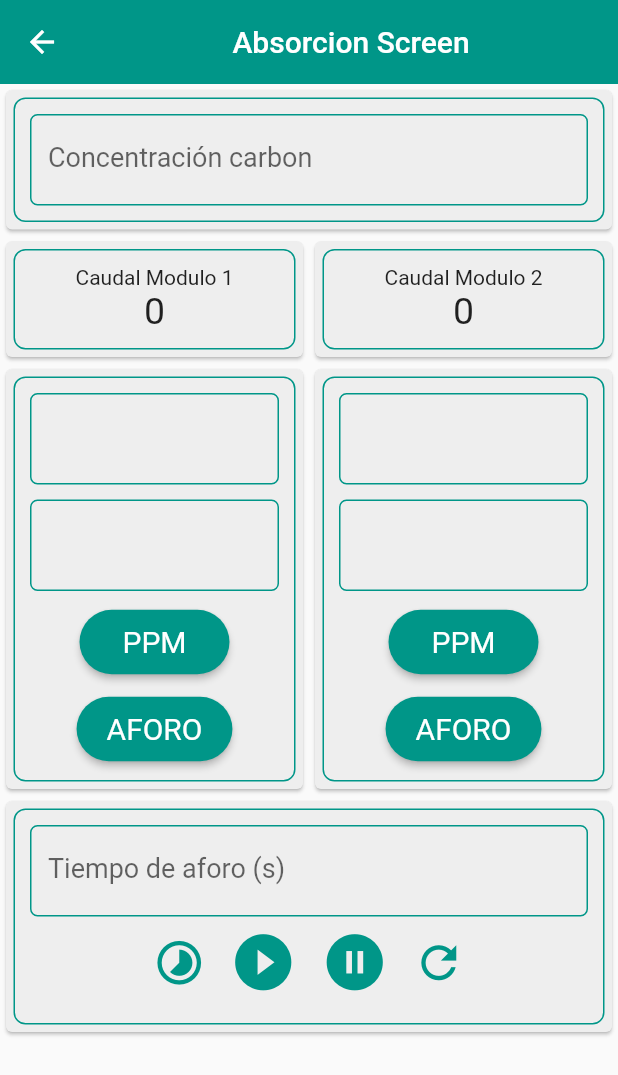
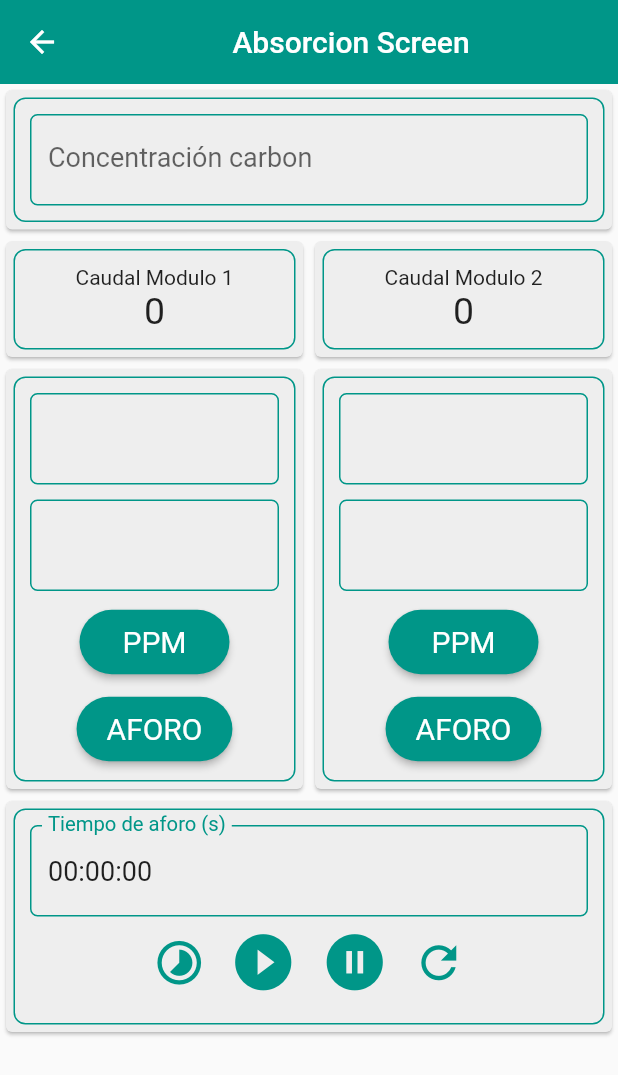
Before and after one commit to hadez2505/dosificacion_getx45, a Flutter app: the AbsorcionScreen screen opened by its route, after a tap on the "refresh" icon, on a phone screen of 412 x 824 dp. Shown: the top 1075 px of the screen. Run offline on Flutter 3.47's test engine with Material 2 defaults, Android fonts, the phone set to English and light mode, and no system bars; our stand-ins replace get, stop_watch_timer.

Commit message:
Commit Windows

```diff
--- a/dosificacion/lib/app/modules/absorcion/absorcion_controller.dart
+++ b/dosificacion/lib/app/modules/absorcion/absorcion_controller.dart
@@ -27,7 +27,7 @@ class AbsorcionController extends GetxController {
       _ppmModulo2.value = value != '' ? value : '';
   void setTiempo(String value) => _tiempo.value = value != '' ? value : '';
 
-  void calcularAforoModulo1({required String ppm, required String caudal}) {
+  void calcularAforoModulo1({required String ppm, required String caudal,}) {
     _aforoModulo1.value = ((((double.parse(caudal) * double.parse(ppm)) /
                              (double.parse(_concentracion.value) * 1000)) *
                               1000) *
--- a/dosificacion/lib/app/modules/absorcion/absorcion_screen.dart
+++ b/dosificacion/lib/app/modules/absorcion/absorcion_screen.dart
@@ -13,6 +13,13 @@ class AbsorcionScreen extends StatelessWidget {
   Widget build(BuildContext context) {
     final RxString caudalModulo1 = Get.find<DosificacionController>().caudalModulo1;
     final RxString caudalModulo2 = Get.find<DosificacionController>().caudalModulo2;
+    final Function display = Get.find<DosificacionController>().displayTime;
+    final TextEditingController controllerTime = TextEditingController();
+    final timeWatch = Get.find<DosificacionController>().stopWatch;
+    final start = Get.find<DosificacionController>().start;
+    final stop = Get.find<DosificacionController>().stop;
+    final reset = Get.find<DosificacionController>().reset;
+    final setSeconds = Get.find<DosificacionController>().setSeconds;
     const String tituloModulo1 = 'Caudal Modulo 1';
     const String tituloModulo2 = 'Caudal Modulo 2';
     bool isPlaying = false;
@@ -64,9 +71,15 @@ class AbsorcionScreen extends StatelessWidget {
                                   Column(
                                     mainAxisAlignment: MainAxisAlignment.spaceEvenly,
                                     children: [
-                                      ElevatedButton(
+                                      StreamBuilder<int>(
+                                        stream: timeWatch.rawTime,
+                                        builder: (context,snap){
+                                          final value = snap.data;
+                                        return ElevatedButton(
                                           child: const Text('PPM'),
-                                        onPressed: () {},
+                                          onPressed: () => print(controllerTime.text),
+                                        );
+                                      }
                                       ),
                                       SizedBox(height: 10,),
                                       ElevatedButton(
@@ -122,7 +135,14 @@ class AbsorcionScreen extends StatelessWidget {
                     )
                   ],
                 ),
-                Card(
+                StreamBuilder<int>(
+                  stream: timeWatch.rawTime,
+                  initialData: timeWatch.rawTime.value,
+                  builder: (context,snap){
+                    final value = snap.data!;
+                    final displayTime = display(value);
+                    controllerTime.text = displayTime;
+                  return Card(
                     child: Container(
                       margin: const EdgeInsets.all(5),
                       padding: const EdgeInsets.all(10),
@@ -132,22 +152,26 @@ class AbsorcionScreen extends StatelessWidget {
                         mainAxisAlignment: MainAxisAlignment.spaceEvenly,
                         children: [
                           CustomInputField(
+                            controller: controllerTime,
                             label: 'Tiempo de aforo (s)',
                             hintText: 'ingrese un valor',
                             setFunction: _.setTiempo,
                           ),
+
                           Row(
                             mainAxisAlignment: MainAxisAlignment.center,
                             children: [
-                            IconButton(onPressed: (){}, icon: Icon(Icons.timelapse), color: AppTheme.primary, iconSize: 35),
-                            IconButton(onPressed: ()=> isPlaying = true,icon: Icon(Icons.play_circle_fill_outlined), color: AppTheme.primary, iconSize: 45,),
-                            IconButton(onPressed: ()=> isPlaying = false,icon: Icon(Icons.pause_circle_filled_outlined), color: AppTheme.primary, iconSize: 45,),
-                            IconButton(onPressed: (){}, icon: Icon(Icons.refresh_outlined), color: AppTheme.primary, iconSize: 35)
+                              IconButton(onPressed: ()=>setSeconds(), icon: Icon(Icons.timelapse), color: AppTheme.primary, iconSize: 35),
+                              IconButton(onPressed: ()=> start(),icon: Icon(Icons.play_circle_fill_outlined), color: AppTheme.primary, iconSize: 45,),
+                              IconButton(onPressed: ()=> stop(),icon: Icon(Icons.pause_circle_filled_outlined), color: AppTheme.primary, iconSize: 45,),
+                              IconButton(onPressed: ()=>reset(), icon: Icon(Icons.refresh_outlined), color: AppTheme.primary, iconSize: 35)
                             ]
                           )
                         ],
                       ),
                     )
+                  );
+                },
                 ),
 
               ],
--- a/dosificacion/lib/app/modules/dosificacion/dosificacion_controller.dart
+++ b/dosificacion/lib/app/modules/dosificacion/dosificacion_controller.dart
@@ -4,7 +4,7 @@ import 'package:get/get.dart';
 import 'package:stop_watch_timer/stop_watch_timer.dart';
 
 class DosificacionController extends GetxController {
-  final _stopwatch = StopWatchTimer(mode: StopWatchMode.countUp);
+  final _stopWatch = StopWatchTimer(mode: StopWatchMode.countUp);
   var _caudalModulo1 = '0'.obs;
   var _caudalModulo2 = '0'.obs;
   var _caudalTotal = '0'.obs;
@@ -12,7 +12,19 @@ class DosificacionController extends GetxController {
   RxString get caudalModulo1 => _caudalModulo1;
   RxString get caudalModulo2 => _caudalModulo2;
   RxString get caudalTotal => _caudalTotal;
-  StopWatchTimer get stopwatch => _stopwatch;
+  StopWatchTimer get stopWatch => _stopWatch;
+
+
+  @override
+  void onInit() {
+    _stopWatch.rawTime.listen((value) => print('rawTime $value ${StopWatchTimer.getDisplayTime(value)}'));
+    // _stopWatch.minuteTime.listen((value) => print('minuteTime $value'));
+    _stopWatch.secondTime.listen((value) => print('secondTime $value'));
+    _stopWatch.records.listen((value) => print('records $value'));
+    _stopWatch.fetchStop.listen((value) => print('stop from stream'));
+    _stopWatch.fetchEnded.listen((value) => print('ended from stream'));
+    super.onInit();
+  }
 
   void setcaudalModulo1(String caudalModulo1) {
     _caudalModulo1.value = caudalModulo1 != '' ? caudalModulo1 : '';
@@ -33,9 +45,12 @@ class DosificacionController extends GetxController {
     caudalModulo(caudal);
   }
 
-  void start() => _stopwatch.onExecute.add(StopWatchExecute.start);
-  void stop() => _stopwatch.onExecute.add(StopWatchExecute.stop);
-  void reset() => _stopwatch.clearPresetTime();
-  void setSeconds() => _stopwatch.setPresetSecondTime(5);
-  displayTime(int value) => StopWatchTimer.getDisplayTime(value, hours:true);
+  void start() => _stopWatch.onExecute.add(StopWatchExecute.start);
+  void stop() => _stopWatch.onExecute.add(StopWatchExecute.stop);
+  void reset() {
+    _stopWatch.clearPresetTime();
+    _stopWatch.onExecute.add(StopWatchExecute.reset);
+    }
+  void setSeconds() => _stopWatch.setPresetSecondTime(5);
+  displayTime(int value) => StopWatchTimer.getDisplayTime(value, hours:true, milliSecond: false);
 }
--- a/dosificacion/lib/app/routes/dosificacion_route.dart
+++ b/dosificacion/lib/app/routes/dosificacion_route.dart
@@ -6,7 +6,7 @@ import 'package:dosificacion/app/core/utils/models.dart';
 import 'package:dosificacion/app/core/utils/bindings.dart';
 
 class DosificacionRoute {
-  static const initialRoute = '/';
+  static const initialRoute = '/dosificacion';
 
   static final menuDosificacionOptions = <MenuDosificacionOptionsModel> [
     MenuDosificacionOptionsModel(route: '/oxidacion',      name: 'OXIDACION',   screen:  OxidacionScreen(),           icon: Icons.invert_colors_on_rounded, binding: OxidacionBinding()),
@@ -20,7 +20,7 @@ class DosificacionRoute {
 
   static List<GetPage<dynamic>>? getAppRoutesDosificacion(){
     List<GetPage<dynamic>>? appRoutes = [];
-    appRoutes.addAll({GetPage(name: '/', page:() => const DosificacionScreen(), binding:DosificacionBinding())});
+    appRoutes.addAll({GetPage(name: '/dosificacion', page:() => const DosificacionScreen(), binding:DosificacionBinding())});
     for(final option in menuDosificacionOptions){
       appRoutes.addAll({GetPage(name: option.route, page: ()=>option.screen, binding: option.binding)});
     }
```
Lines whose indentation alone changed are shown as unchanged.
